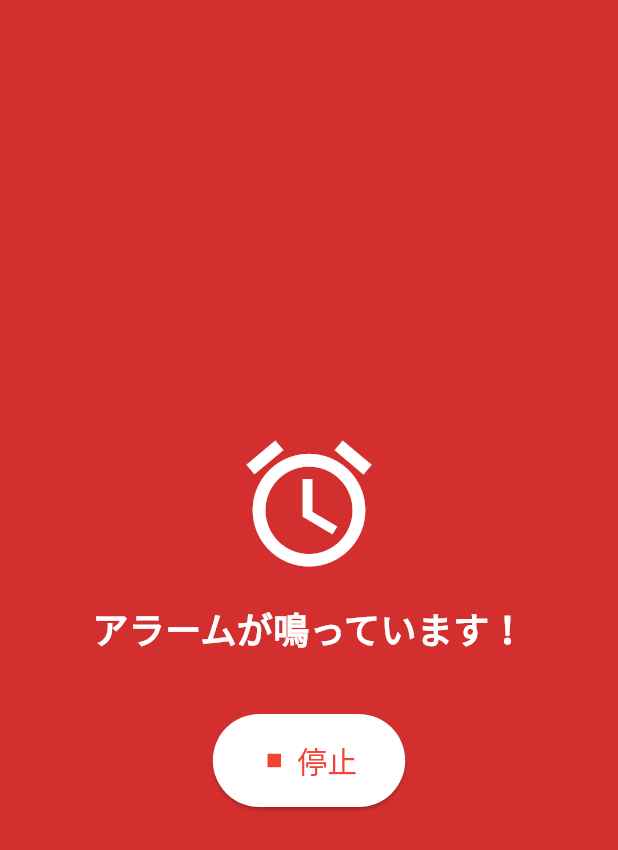
After one commit to nao-0802/flutter_team_app, a Flutter app: the AlarmRingPage screen opened directly, on a phone screen of 412 x 824 dp. The commit adds this screen. Shown: the top 850 px of the screen. Run offline on Flutter 3.47's test engine with Material 3 defaults, Android fonts, the phone set to English and light mode, and no system bars; our stand-ins replace audioplayers, cloud_firestore, firebase_auth, firebase_core, flutter_local_notifications, permission_handler and 1 more; accounts and stored records are empty.

Commit message:
アラームオン回り

```diff
--- /dev/null
+++ b/lib/alarm/alarm_ring.dart
@@ -0,0 +1,69 @@
+import 'package:flutter/material.dart';
+import 'package:audioplayers/audioplayers.dart';
+
+class AlarmRingPage extends StatefulWidget {
+  final String soundFile;
+  const AlarmRingPage({super.key, this.soundFile = 'gentle_morning.mp3'});
+
+  @override
+  State<AlarmRingPage> createState() => _AlarmRingPageState();
+}
+
+class _AlarmRingPageState extends State<AlarmRingPage> {
+  final AudioPlayer _player = AudioPlayer();
+
+  @override
+  void initState() {
+    super.initState();
+    _playAlarm();
+  }
+
+  Future<void> _playAlarm() async {
+    await _player.setReleaseMode(ReleaseMode.loop);
+    await _player.play(AssetSource('audio/${widget.soundFile}'));
+  }
+
+  Future<void> _stopAlarm() async {
+    await _player.stop();
+    if (!mounted) return;
+    Navigator.pop(context);
+  }
+
+  @override
+  void dispose() {
+    _player.dispose();
+    super.dispose();
+  }
+
+  @override
+  Widget build(BuildContext context) {
+    return Scaffold(
+      backgroundColor: Colors.red.shade700,
+      body: Center(
+        child: Column(
+          mainAxisAlignment: MainAxisAlignment.center,
+          children: [
+            const Icon(Icons.alarm, color: Colors.white, size: 100),
+            const SizedBox(height: 16),
+            const Text(
+              'アラームが鳴っています！',
+              style: TextStyle(color: Colors.white, fontSize: 24, fontWeight: FontWeight.bold),
+            ),
+            const SizedBox(height: 40),
+            ElevatedButton.icon(
+              onPressed: _stopAlarm,
+              icon: const Icon(Icons.stop),
+              label: const Text('停止'),
+              style: ElevatedButton.styleFrom(
+                backgroundColor: Colors.white,
+                foregroundColor: Colors.red,
+                padding: const EdgeInsets.symmetric(horizontal: 32, vertical: 16),
+                textStyle: const TextStyle(fontSize: 20),
+              ),
+            ),
+          ],
+        ),
+      ),
+    );
+  }
+}
```
Also changed, not shown: lib/alarm/alarm_edit.dart (+105 -45 lines), lib/alarm/make_alarm.dart (+79 -32 lines), lib/main.dart (+42 -2 lines), pubspec.yaml (+10 -0 lines), firebase.json, pubspec.lock, 14 other files.
